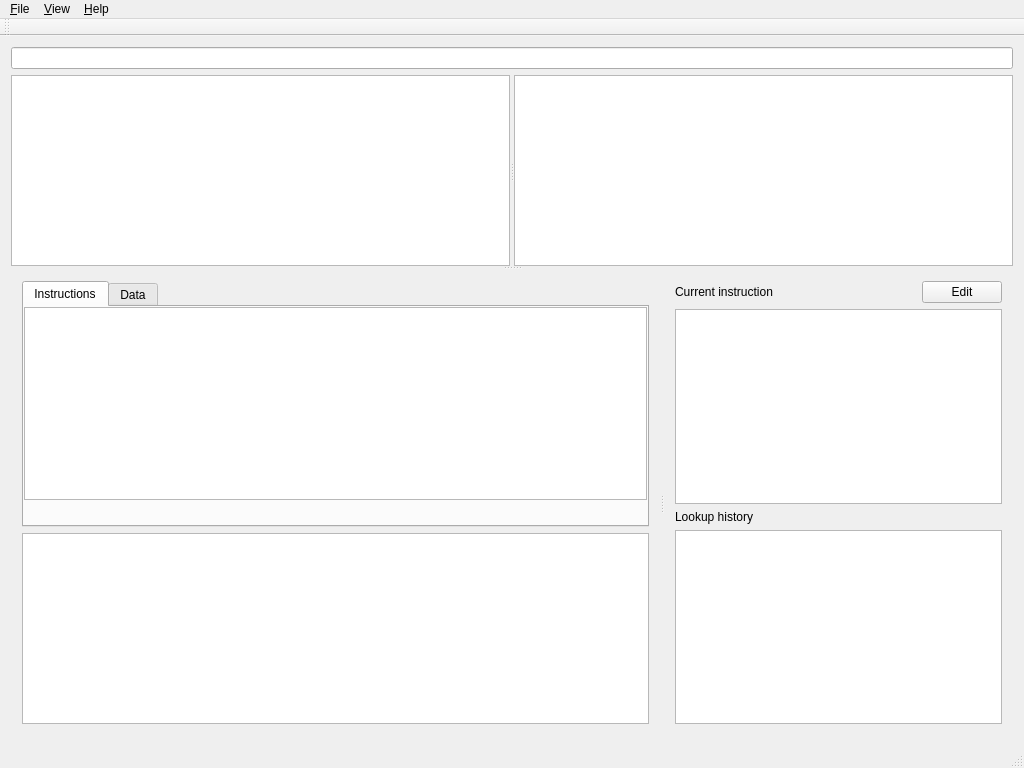
Before: the Qt Designer form src/qt/emilpro/mainwindow.ui in SimonKagstrom/emilpro, drawn with Qt 5.
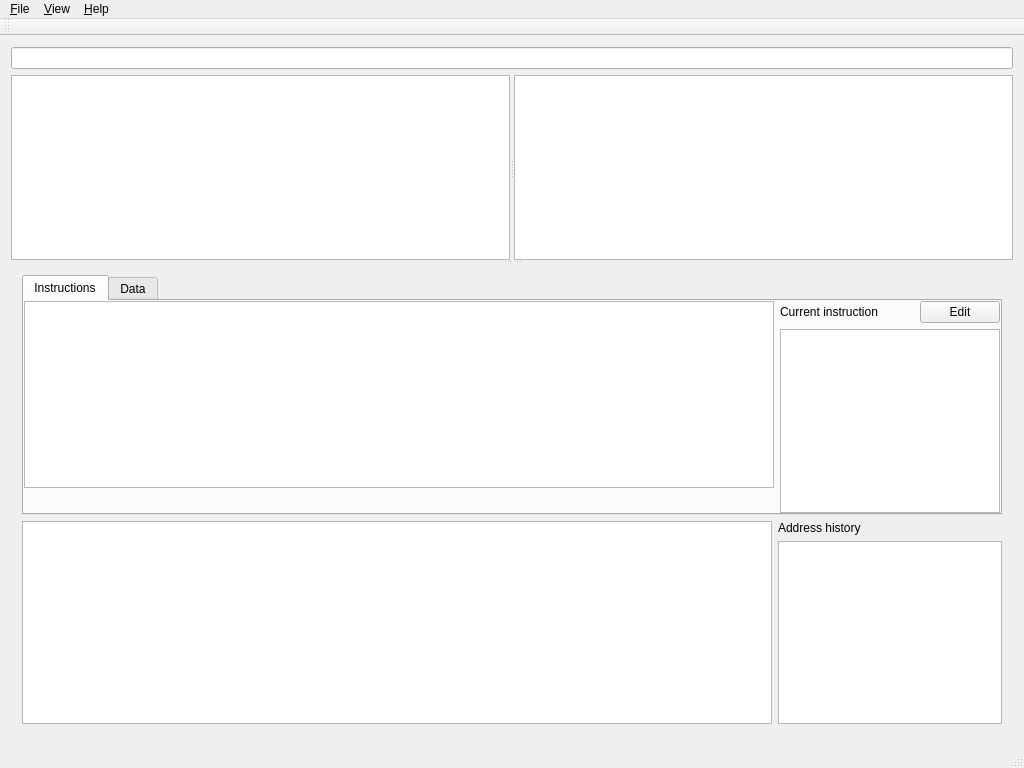
After: the same form once the commit is applied. The open tabs and pages were chosen to show the change.

Commit message: qt gui: Put current insn in insns tab

What changed in the file:
```diff
--- a/src/qt/emilpro/mainwindow.ui
+++ b/src/qt/emilpro/mainwindow.ui
@@ -109,10 +109,17 @@
                 <number>0</number>
                </property>
                <item row="0" column="0">
+                <layout class="QHBoxLayout" name="horizontalLayout">
+                 <item>
+                  <layout class="QVBoxLayout" name="verticalLayout">
+                   <property name="spacing">
+                    <number>0</number>
+                   </property>
+                   <item>
                 <widget class="QTableView" name="instructionTableView">
                  <property name="minimumSize">
                   <size>
-                   <width>492</width>
+                       <width>750</width>
                    <height>0</height>
                   </size>
                  </property>
@@ -120,32 +127,24 @@
                   <font>
                    <family>Monospace</family>
                    <pointsize>10</pointsize>
-                  </font>
-                 </property>
-                 <property name="styleSheet">
-                  <string notr="true"/>
-                 </property>
-                 <property name="verticalScrollBarPolicy">
-                  <enum>Qt::ScrollBarAlwaysOff</enum>
-                 </property>
-                 <property name="editTriggers">
-                  <set>QAbstractItemView::NoEditTriggers</set>
-                 </property>
-                 <property name="selectionMode">
-                  <enum>QAbstractItemView::ExtendedSelection</enum>
-                 </property>
+                       <italic>false</italic>
+                      </font>
+                     </property>
                  <property name="selectionBehavior">
                   <enum>QAbstractItemView::SelectRows</enum>
                  </property>
                  <property name="showGrid">
                   <bool>false</bool>
                  </property>
+                     <attribute name="horizontalHeaderVisible">
+                      <bool>true</bool>
+                     </attribute>
                  <attribute name="verticalHeaderVisible">
                   <bool>false</bool>
                  </attribute>
                 </widget>
                </item>
-               <item row="1" column="0">
+                   <item>
                 <widget class="QWidget" name="instructionEncodingLineEdit" native="true">
                  <property name="sizePolicy">
                   <sizepolicy hsizetype="Expanding" vsizetype="Minimum">
@@ -168,68 +167,20 @@
                 </widget>
                </item>
               </layout>
-             </widget>
-             <widget class="QWidget" name="tab_2">
-              <attribute name="title">
-               <string>Data</string>
-              </attribute>
-              <layout class="QGridLayout" name="gridLayout_2">
-               <property name="margin">
-                <number>0</number>
-               </property>
-               <property name="spacing">
-                <number>0</number>
-               </property>
-               <item row="0" column="0">
-                <widget class="QScrollArea" name="dataViewScrollArea">
-                 <property name="widgetResizable">
-                  <bool>true</bool>
-                 </property>
-                 <widget class="QWidget" name="dataViewScrollAreaContents">
-                  <property name="geometry">
-                   <rect>
-                    <x>0</x>
-                    <y>0</y>
-                    <width>645</width>
-                    <height>212</height>
-                   </rect>
-                  </property>
-                 </widget>
-                </widget>
-               </item>
-              </layout>
-             </widget>
-            </widget>
+                 </item>
+                 <item>
+                  <layout class="QVBoxLayout" name="verticalLayout_7"/>
            </item>
            <item>
-            <layout class="QVBoxLayout" name="verticalLayout_25">
-             <item>
-              <widget class="QTextEdit" name="sourceTextEdit">
-               <property name="sizePolicy">
-                <sizepolicy hsizetype="Expanding" vsizetype="Preferred">
-                 <horstretch>0</horstretch>
-                 <verstretch>0</verstretch>
-                </sizepolicy>
-               </property>
-               <property name="font">
-                <font>
-                 <family>Monospace</family>
-                 <pointsize>10</pointsize>
-                </font>
-               </property>
-               <property name="textInteractionFlags">
-                <set>Qt::TextSelectableByKeyboard|Qt::TextSelectableByMouse</set>
-               </property>
-              </widget>
-             </item>
-            </layout>
-           </item>
-          </layout>
-         </widget>
-         <widget class="QWidget" name="layoutWidget_2">
-          <layout class="QVBoxLayout" name="verticalLayout_2">
+                  <layout class="QVBoxLayout" name="verticalLayout_3">
+                   <property name="leftMargin">
+                    <number>0</number>
+                   </property>
            <item>
-            <layout class="QHBoxLayout" name="horizontalLayout_13">
+                    <layout class="QHBoxLayout" name="horizontalLayout_2">
+                     <property name="topMargin">
+                      <number>0</number>
+                     </property>
              <item>
               <widget class="QLabel" name="label">
                <property name="text">
@@ -262,10 +213,77 @@
            <item>
             <widget class="QTextEdit" name="instructionTextEdit"/>
            </item>
+                  </layout>
+                 </item>
+                </layout>
+               </item>
+              </layout>
+             </widget>
+             <widget class="QWidget" name="tab_2">
+              <attribute name="title">
+               <string>Data</string>
+              </attribute>
+              <layout class="QGridLayout" name="gridLayout_2">
+               <property name="margin">
+                <number>0</number>
+               </property>
+               <property name="spacing">
+                <number>0</number>
+               </property>
+               <item row="0" column="0">
+                <widget class="QScrollArea" name="dataViewScrollArea">
+                 <property name="widgetResizable">
+                  <bool>true</bool>
+                 </property>
+                 <widget class="QWidget" name="dataViewScrollAreaContents">
+                  <property name="geometry">
+                   <rect>
+                    <x>0</x>
+                    <y>0</y>
+                    <width>996</width>
+                    <height>211</height>
+                   </rect>
+                  </property>
+                 </widget>
+                </widget>
+               </item>
+              </layout>
+             </widget>
+            </widget>
+           </item>
+           <item>
+            <layout class="QVBoxLayout" name="verticalLayout_25">
+             <item>
+              <layout class="QHBoxLayout" name="sourceAddressHistoryHorizontalLayout">
+               <property name="topMargin">
+                <number>0</number>
+               </property>
+               <item>
+                <widget class="QTextEdit" name="sourceTextEdit">
+                 <property name="minimumSize">
+                  <size>
+                   <width>750</width>
+                   <height>0</height>
+                  </size>
+                 </property>
+                 <property name="font">
+                  <font>
+                   <family>Monospace</family>
+                   <pointsize>10</pointsize>
+                   <italic>true</italic>
+                  </font>
+                 </property>
+                </widget>
+               </item>
+               <item>
+                <layout class="QVBoxLayout" name="verticalLayout_2">
+                 <property name="leftMargin">
+                  <number>0</number>
+                 </property>
            <item>
             <widget class="QLabel" name="label_2">
              <property name="text">
-              <string>Lookup history</string>
+                    <string>Address history</string>
              </property>
             </widget>
            </item>
@@ -280,6 +298,12 @@
             </widget>
            </item>
           </layout>
+               </item>
+              </layout>
+             </item>
+            </layout>
+           </item>
+          </layout>
          </widget>
         </widget>
        </widget>
```
Left out of the diff: 9 changed lines with no effect on the pictures. Lines whose indentation alone changed are shown as unchanged.
